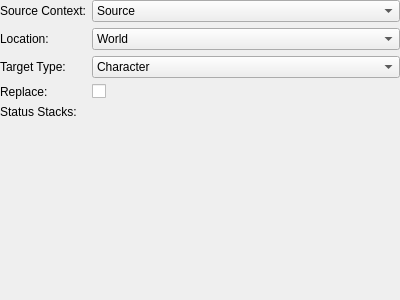
Old version of the form tools/cathedral/ui/ActionAddRemoveStatus.ui in the repository comphack/comp_hack.
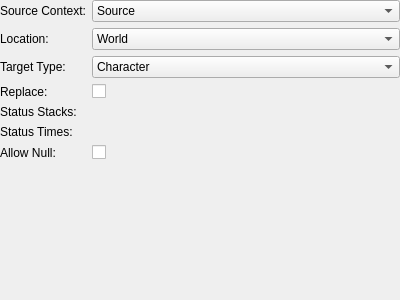
New version of the form. Custom widgets are drawn as their Qt base class.

Commit message: Adding missing fields to cathedral actions

```diff
--- a/tools/cathedral/ui/ActionAddRemoveStatus.ui
+++ b/tools/cathedral/ui/ActionAddRemoveStatus.ui
@@ -122,6 +122,30 @@
      <item row="4" column="1">
       <widget class="ActionMap" name="statusStacks" native="true"/>
      </item>
+     <item row="5" column="0">
+      <widget class="QLabel" name="lblStatusTimes">
+       <property name="text">
+        <string>Status Times:</string>
+       </property>
+      </widget>
+     </item>
+     <item row="6" column="0">
+      <widget class="QLabel" name="lblAllowNull">
+       <property name="text">
+        <string>Allow Null:</string>
+       </property>
+      </widget>
+     </item>
+     <item row="6" column="1">
+      <widget class="QCheckBox" name="allowNull">
+       <property name="text">
+        <string/>
+       </property>
+      </widget>
+     </item>
+     <item row="5" column="1">
+      <widget class="ActionMap" name="statusTimes" native="true"/>
+     </item>
     </layout>
    </item>
   </layout>
```
Left out of the diff: 26 changed lines with no effect on the pictures. The commit also changes 30 other files.
